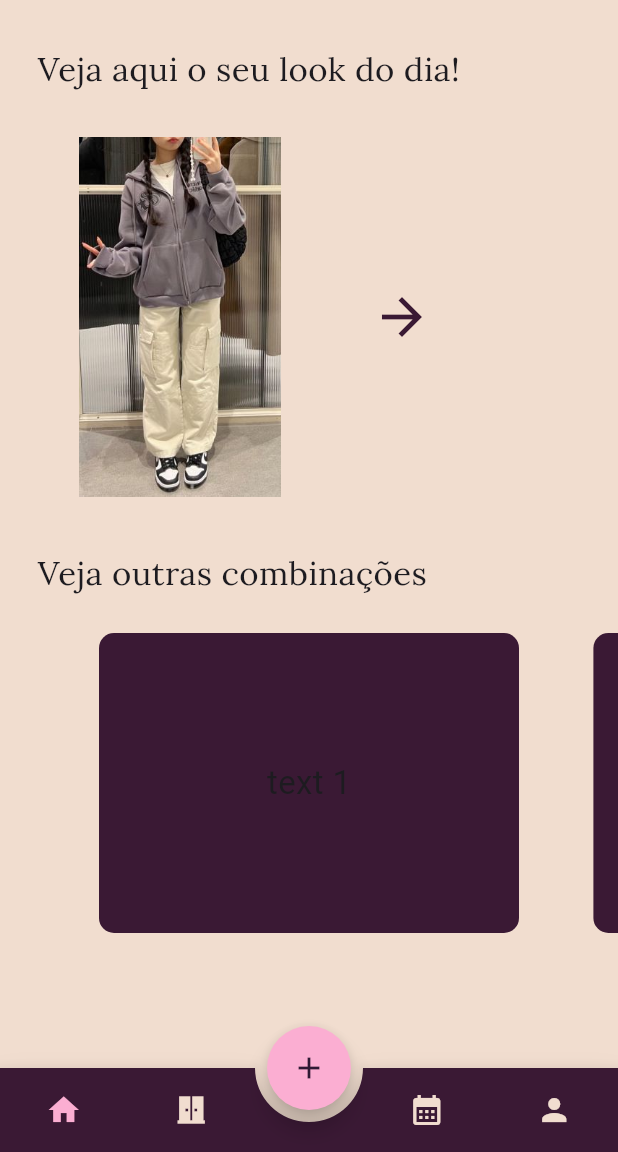
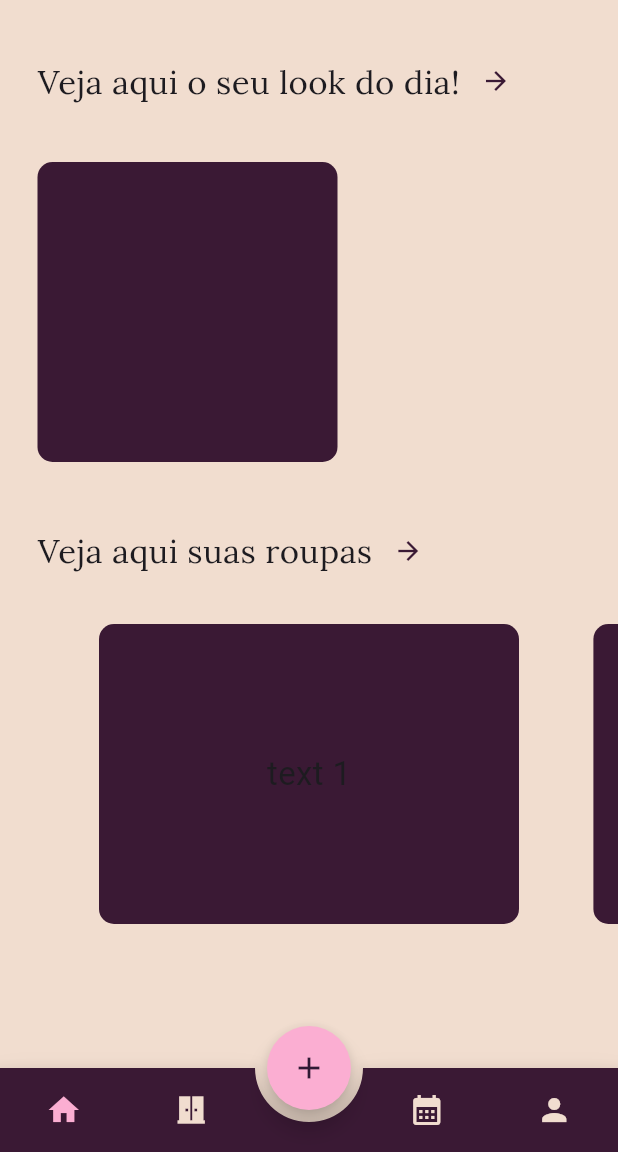
Before and after one commit to Cynder71/Clueful, a Flutter app: the screen it shows after launch, on a phone screen of 412 x 824 dp, the part 84-1236 px from its top. Run offline on Flutter 3.47's test engine with Material 3 defaults, Android fonts, the phone set to English and light mode, and no system bars; drawn by our look-alikes of animated_bottom_navigation_bar, carousel_slider; our stand-ins replace cloud_firestore, firebase_core, firebase_storage, google_fonts, image_picker; accounts and stored records are empty.

Commit message:
Algumas mudanças na home

```diff
--- a/lib/pages/home_screen.dart
+++ b/lib/pages/home_screen.dart
@@ -1,6 +1,7 @@
 import 'package:carousel_slider/carousel_slider.dart';
 import 'package:flutter/material.dart';
 import 'package:google_fonts/google_fonts.dart';
+import 'package:flutter_app/pages/wardrobe_screen.dart';
 
 class HomeScreen extends StatefulWidget {
   const HomeScreen({Key? key}) : super(key: key);
@@ -47,37 +48,60 @@ class _HomeScreenState extends State<HomeScreen> {
               const SizedBox(height: 30),
               Padding(
                 padding: const EdgeInsets.only(left: 25),
-                child: Text(
+                child: Row(
+                  children: [
+                    Text(
                       'Veja aqui o seu look do dia!',
                       style: GoogleFonts.lora(
                         fontSize: 22,
                       ),
                     ),
+                    IconButton(
+                      icon: const Icon(Icons.arrow_forward,
+                          color: Color.fromARGB(255, 58, 25, 52)),
+                      iconSize: 20,
+                      onPressed: () {},
+                    ),
+                  ],
+                ),
               ),
               const SizedBox(height: 30),
-              Row(
+              Padding(
+                padding: const EdgeInsets.only(left: 25),
+                child: Container(
+                  height: 200,
+                  width: 200,
+                  decoration: BoxDecoration(
+                    color: const Color.fromARGB(255, 58, 25, 52),
+                    borderRadius: BorderRadius.circular(10),
+                  ),
+                  // Child widget or content inside the container
+                ),
+              ),
+              const SizedBox(height: 35),
+              Padding(
+                padding: const EdgeInsets.only(left: 25),
+                child: Row(
                   children: [
-                  Image.asset(
-                    'images/teste.png',
-                    height: 240,
-                    width: 240,
+                    Text(
+                      'Veja aqui suas roupas',
+                      style: GoogleFonts.lora(
+                        fontSize: 22,
+                      ),
                     ),
                     IconButton(
                       icon: const Icon(Icons.arrow_forward,
                           color: Color.fromARGB(255, 58, 25, 52)),
-                    iconSize: 40,
-                    onPressed: () {},
+                      iconSize: 20,
+                      onPressed: () {
+                        Navigator.push(
+                          context,
+                          MaterialPageRoute(
+                              builder: (context) => const WardrobeScreen()),
+                        );
+                      },
                     ),
                   ],
-              ),
-              const SizedBox(height: 35),
-              Padding(
-                padding: const EdgeInsets.only(left: 25),
-                child: Text(
-                  'Veja outras combinações',
-                  style: GoogleFonts.lora(
-                    fontSize: 22,
-                  ),
                 ),
               ),
               const SizedBox(height: 25),
```
Lines whose indentation alone changed are shown as unchanged.
